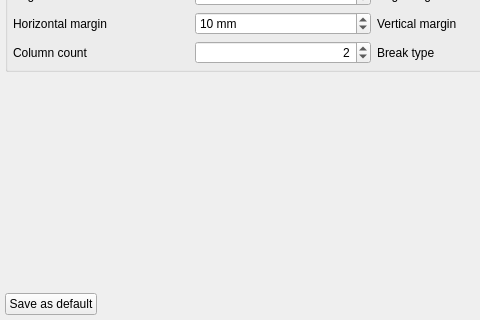
This is libquickevent/libquickeventgui/src/reportoptionsdialog.ui in Quick-Event/quickbox as Qt 5 draws it before an edit; both pictures show x 0 to 480 and y 649 to 969 of the 747 by 969 pixel window. The edited form follows.
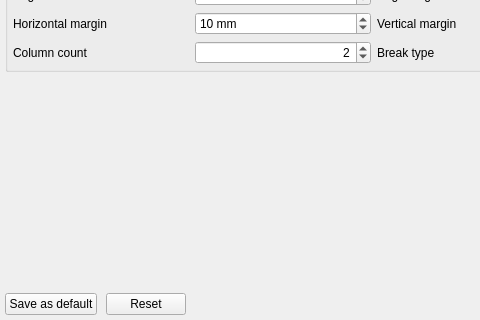
This is the edited form.

Commit message: Add Reset button to ReportOptionsDialog, fix tab order in dialog

The edit to the form file:
```diff
--- a/libquickevent/libquickeventgui/src/reportoptionsdialog.ui
+++ b/libquickevent/libquickeventgui/src/reportoptionsdialog.ui
@@ -507,6 +507,13 @@
        </property>
       </widget>
      </item>
+     <item>
+      <widget class="QPushButton" name="btReset">
+       <property name="text">
+        <string>Reset</string>
+       </property>
+      </widget>
+     </item>
      <item>
       <widget class="QDialogButtonBox" name="buttonBox">
        <property name="orientation">
```
Left out of the diff: 12 changed lines with no effect on the pictures. The commit also changes 2 other files.
